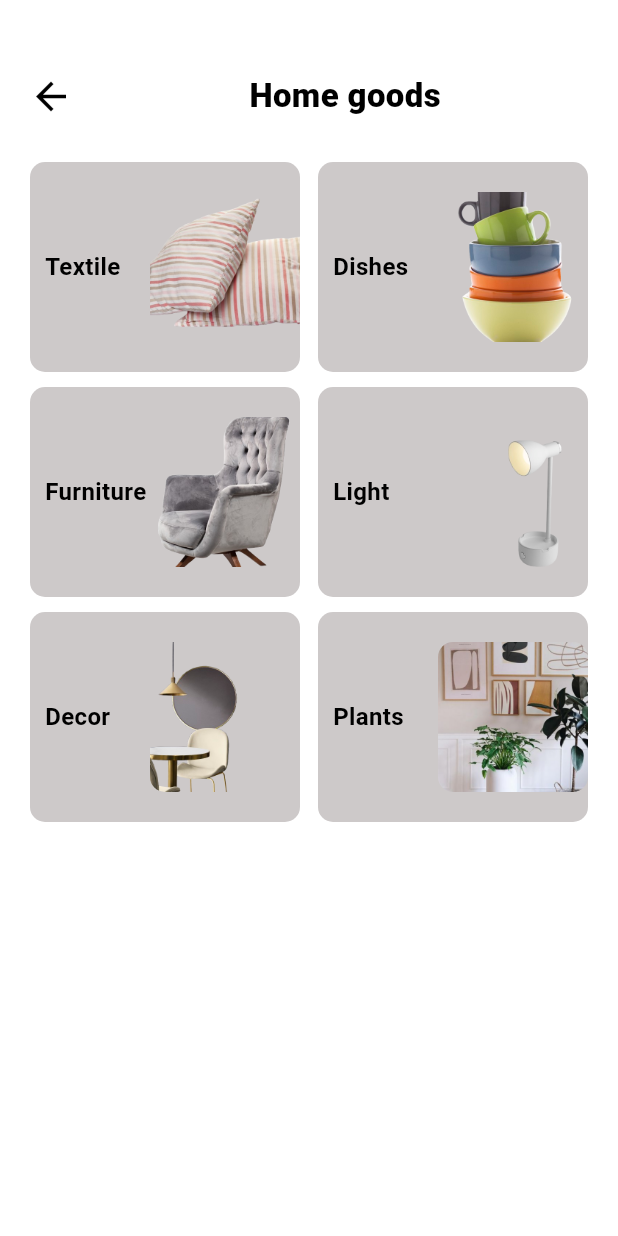
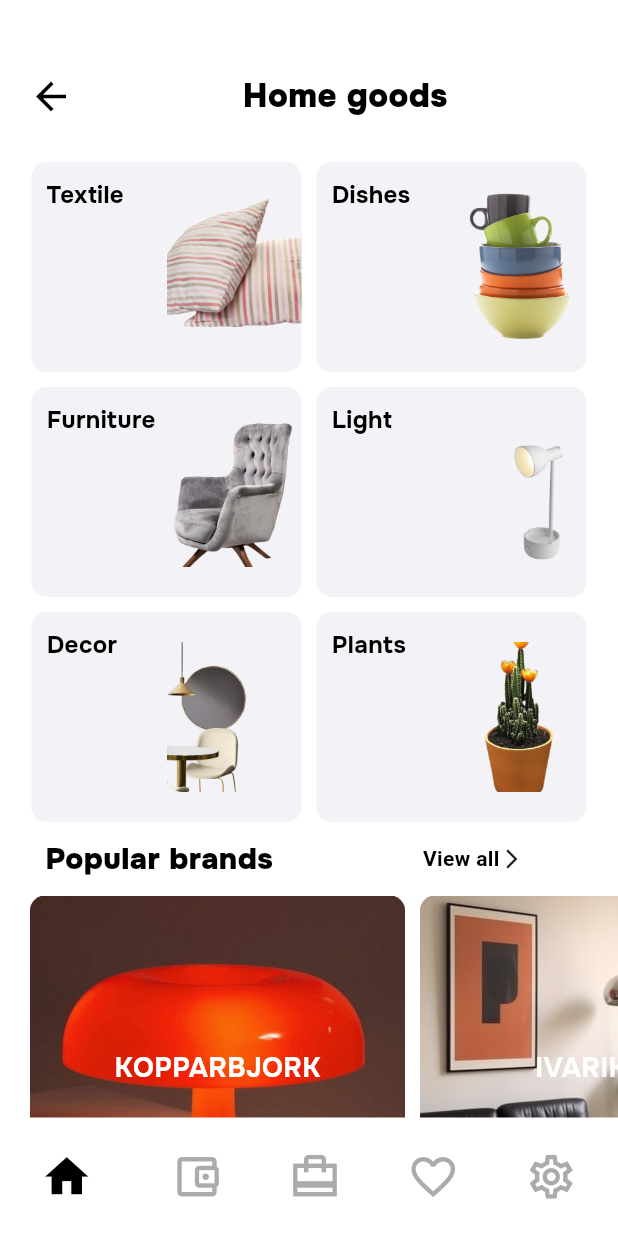
Before and after one commit to Eze-jordan/iapp, a Flutter app: the screen it shows after launch, after a tap on "Home", on a phone screen of 412 x 824 dp. Run offline on Flutter 3.47's test engine with Material 3 defaults, Android fonts, the phone set to English and light mode, and no system bars; drawn by our look-alikes of google_nav_bar.

Commit message:
mise a jour

```diff
--- a/lib/ecran/home_page.dart
+++ b/lib/ecran/home_page.dart
@@ -1,21 +1,75 @@
 import 'package:flutter/material.dart';
+import 'package:google_nav_bar/google_nav_bar.dart';
+import 'package:iapp/ecran/detail.dart';
 import 'package:iapp/ecran/welcome_page.dart';
 
 class HomePage extends StatelessWidget {
   const HomePage({super.key});
 
+  // Fonction pour construire chaque conteneur
+  Widget buildContainer(String text, String imagePath) {
+    return Container(
+      height: 140,
+      width: 180,
+      decoration: BoxDecoration(
+        borderRadius: BorderRadius.circular(10),
+        color: const Color(0xFFF3F3F7),
+      ),
+      child: Row(
+        children: [
+          // Texte aligné en haut à gauche
+          Padding(
+            padding: const EdgeInsets.only(top: 10, left: 10),
+            child: Column(
+              crossAxisAlignment: CrossAxisAlignment.start,
+              children: [
+                Text(
+                  text,
+                  style: const TextStyle(
+                    fontWeight: FontWeight.bold,
+                    fontSize: 16,
+                    color: Colors.black,
+                    fontFamily: 'Onest',
+                  ),
+                ),
+              ],
+            ),
+          ),
+          const Spacer(),
+          // Image alignée au centre à droite
+          Align(
+            alignment: Alignment.centerRight,
+            child: Container(
+              height: 100,
+              width: 90,
+              decoration: BoxDecoration(
+                borderRadius: BorderRadius.circular(10),
+              ),
+              child: ClipRRect(
+                borderRadius: BorderRadius.circular(10),
+                child: Image.asset(
+                  imagePath,
+                  fit: BoxFit.cover,
+                ),
+              ),
+            ),
+          ),
+        ],
+      ),
+    );
+  }
+
   @override
   Widget build(BuildContext context) {
     return Scaffold(
       backgroundColor: Colors.white,
-      body: Column(
+      body: SingleChildScrollView(
+        child: Column(
           children: [
-          // Barre d'en-tête
             Padding(
               padding: const EdgeInsets.only(top: 40, left: 10, right: 10),
               child: Row(
                 children: [
-                // Bouton de retour
                   IconButton(
                     icon: const Icon(
                       Icons.arrow_back_sharp,
@@ -37,286 +91,200 @@ class HomePage extends StatelessWidget {
                       fontSize: 22,
                       color: Color(0xFF000000),
                       fontWeight: FontWeight.w900,
+                      fontFamily: 'Onest',
                     ),
                   ),
                   const Spacer(),
                 ],
               ),
             ),
-
             const SizedBox(height: 20),
-
-          Padding(
+            // Contenus principaux
+            SingleChildScrollView(
+              scrollDirection: Axis.horizontal,
+              child: Padding(
                 padding: const EdgeInsets.symmetric(horizontal: 20),
-            child: Row(
+                child: Column(
+                  children: [
+                    Row(
                       mainAxisAlignment: MainAxisAlignment.spaceBetween,
                       children: [
-                // Premier conteneur
+                        buildContainer('Textile', 'asset/img/textile.png'),
+                        const SizedBox(width: 10),
+                        buildContainer('Dishes', 'asset/img/Dishes.png'),
+                      ],
+                    ),
+                    const SizedBox(height: 10),
+                    Row(
+                      mainAxisAlignment: MainAxisAlignment.spaceBetween,
+                      children: [
+                        buildContainer('Furniture', 'asset/img/Furniture.png'),
+                        const SizedBox(width: 10),
+                        buildContainer('Light', 'asset/img/Light.png'),
+                      ],
+                    ),
+                    const SizedBox(height: 10),
+                    Row(
+                      mainAxisAlignment: MainAxisAlignment.spaceBetween,
+                      children: [
+                        buildContainer('Decor', 'asset/img/Decor.png'),
+                        const SizedBox(width: 10),
+                        buildContainer('Plants', 'asset/img/plant.png'),
+                      ],
+                    ),
+                  ],
+                ),
+              ),
+            ),
+            const Padding(
+              padding: EdgeInsets.symmetric(horizontal: 30, vertical: 10),
+              child: Row(
+                children: [
+                  Text('Popular brands',
+                      style: TextStyle(
+                          color: Color(0xFF000000),
+                          fontWeight: FontWeight.w900,
+                          fontFamily: 'Onest',
+                          fontSize: 20)),
+                  SizedBox(
+                    width: 100,
+                  ),
+                  Text(
+                    "View all",
+                    style: TextStyle(
+                        color: Colors.black, fontWeight: FontWeight.bold),
+                  ),
+                  Icon(Icons.arrow_forward_ios_rounded, size: 16),
+                ],
+              ),
+            ),
+            SingleChildScrollView(
+              scrollDirection: Axis.horizontal,
+              child: Padding(
+                padding: const EdgeInsets.only(left: 20),
+                child: Row(children: [
                   Container(
-                  height: 140,
-                  width: 180,
+                    height: 230,
+                    width: 250,
                     decoration: BoxDecoration(
                       borderRadius: BorderRadius.circular(10),
                       color: const Color(0xFFCDC9C9),
                     ),
-                  child: Row(
+                    child: Stack(
                       children: [
-                      // Texte aligné à gauche
-                      const Padding(
-                        padding: EdgeInsets.only(left: 10),
+                        // Image qui remplit tout le conteneur
+                        ClipRRect(
+                          borderRadius: BorderRadius.circular(10),
+                          child: Image.asset(
+                            "asset/img/KOPPARBJORK.jpg",
+                            fit: BoxFit.cover,
+                            width: double.infinity,
+                            height: double.infinity,
+                          ),
+                        ),
+                        // Texte centré sur l'image
+                        const Align(
+                          alignment: Alignment.center,
                           child: Text(
-                          'Textile',
+                            'KOPPARBJORK',
                             style: TextStyle(
                               fontWeight: FontWeight.bold,
-                            fontSize: 16,
-                            color: Colors.black,
-                          ),
-                        ),
-                      ),
-                      const Spacer(),
-                      // Image alignée à droite
-                      Container(
-                        height: 100,
-                        width: 100,
-                        decoration: BoxDecoration(
-                          borderRadius: BorderRadius.circular(10),
-                        ),
-                        child: ClipRRect(
-                          borderRadius: BorderRadius.circular(10),
-                          child: Image.asset(
-                            "asset/img/textile.png",
-                            fit: BoxFit.cover,
+                              fontSize: 18,
+                              fontFamily: 'Onest',
+                              color: Colors.white,
                             ),
                           ),
                         ),
                       ],
                     ),
                   ),
-
-                Container(
-                  height: 140,
-                  width: 180,
+                  const SizedBox(
+                    width: 10,
+                  ),
+                  GestureDetector(
+                    onTap: () {
+                      Navigator.of(context).push(
+                        MaterialPageRoute(builder: (context) => const Detail()),
+                      );
+                    },
+                    child: Container(
+                      height: 230,
+                      width: 250,
                       decoration: BoxDecoration(
                         borderRadius: BorderRadius.circular(10),
                         color: const Color(0xFFCDC9C9),
                       ),
-                  child: Row(
+                      child: Stack(
                         children: [
-                      const Padding(
-                        padding: EdgeInsets.only(left: 10),
+                          ClipRRect(
+                            borderRadius: BorderRadius.circular(10),
+                            child: Image.asset(
+                              "asset/img/IVAG.jpg",
+                              fit: BoxFit.cover,
+                              width: double.infinity,
+                              height: double.infinity,
+                            ),
+                          ),
+                          const Align(
+                            alignment: Alignment.center,
                             child: Text(
-                          'Dishes',
+                              'IVARIKEAL',
                               style: TextStyle(
                                 fontWeight: FontWeight.bold,
-                            fontSize: 16,
-                            color: Colors.black,
-                          ),
-                        ),
-                      ),
-                      const Spacer(),
-                      // Image alignée à droite
-                      Container(
-                        height: 100,
-                        width: 100,
-                        decoration: BoxDecoration(
-                          borderRadius: BorderRadius.circular(10),
-                        ),
-                        child: ClipRRect(
-                          borderRadius: BorderRadius.circular(10),
-                          child: Image.asset(
-                            "asset/img/Dishes.png",
-                            fit: BoxFit.cover,
+                                fontSize: 18,
+                                fontFamily: 'Onest',
+                                color: Colors.white,
                               ),
                             ),
                           ),
                         ],
                       ),
                     ),
-              ],
                   ),
-          ),
-          const SizedBox(height: 10),
-          Padding(
-            padding: const EdgeInsets.symmetric(horizontal: 20),
-            child: Row(
-              mainAxisAlignment: MainAxisAlignment.spaceBetween,
-              children: [
-                // Premier conteneur
-                Container(
-                  height: 140,
-                  width: 180,
-                  decoration: BoxDecoration(
-                    borderRadius: BorderRadius.circular(10),
-                    color: const Color(0xFFCDC9C9),
-                  ),
-                  child: Row(
-                    children: [
-                      // Texte aligné à gauche
-                      const Padding(
-                        padding: EdgeInsets.only(left: 10),
-                        child: Text(
-                          'Furniture',
-                          style: TextStyle(
-                            fontWeight: FontWeight.bold,
-                            fontSize: 16,
-                            color: Colors.black,
-                          ),
-                        ),
-                      ),
-                      const Spacer(),
-                      // Image alignée à droite
-                      Container(
-                        height: 100,
-                        width: 100,
-                        decoration: BoxDecoration(
-                          borderRadius: BorderRadius.circular(10),
-                        ),
-                        child: ClipRRect(
-                          borderRadius: BorderRadius.circular(10),
-                          child: Image.asset(
-                            "asset/img/Furniture.png",
-                            fit: BoxFit.cover,
-                          ),
+                ]),
               ),
             ),
           ],
         ),
       ),
+      bottomNavigationBar: _buildBottomNavBar(),
+    );
+  }
 
-                Container(
-                  height: 140,
-                  width: 180,
-                  decoration: BoxDecoration(
-                    borderRadius: BorderRadius.circular(10),
-                    color: const Color(0xFFCDC9C9),
+  Widget _buildBottomNavBar() {
+    return Container(
+      color: Colors.white,
+      child: const Padding(
+        padding: EdgeInsets.symmetric(horizontal: 15, vertical: 10),
+        child: GNav(
+          gap: 8,
+          activeColor: Color(0xFF000000),
+          color: Color(0x89656161),
+          padding: EdgeInsets.all(12),
+          tabs: [
+            GButton(
+              icon: Icons.home_sharp,
+              iconSize: 35,
             ),
-                  child: Row(
-                    children: [
-                      const Padding(
-                        padding: EdgeInsets.only(left: 10),
-                        child: Text(
-                          'Light',
-                          style: TextStyle(
-                            fontWeight: FontWeight.bold,
-                            fontSize: 16,
-                            color: Colors.black,
+            GButton(
+              icon: Icons.account_balance_wallet_outlined,
+              iconSize: 35,
             ),
+            GButton(
+              icon: Icons.card_travel_sharp,
+              iconSize: 35,
             ),
+            GButton(
+              icon: Icons.favorite_outline,
+              iconSize: 35,
             ),
-                      const Spacer(),
-                      // Image alignée à droite
-                      Container(
-                        height: 100,
-                        width: 100,
-                        decoration: BoxDecoration(
-                          borderRadius: BorderRadius.circular(10),
-                        ),
-                        child: ClipRRect(
-                          borderRadius: BorderRadius.circular(10),
-                          child: Image.asset(
-                            "asset/img/Light.png",
-                            fit: BoxFit.cover,
-                          ),
-                        ),
+            GButton(
+              icon: Icons.settings_outlined,
+              iconSize: 35,
             ),
           ],
         ),
       ),
-              ],
-            ),
-          ),
-          const SizedBox(height: 10),
-          Padding(
-            padding: const EdgeInsets.symmetric(horizontal: 20),
-            child: Row(
-              mainAxisAlignment: MainAxisAlignment.spaceBetween,
-              children: [
-                // Premier conteneur
-                Container(
-                  height: 140,
-                  width: 180,
-                  decoration: BoxDecoration(
-                    borderRadius: BorderRadius.circular(10),
-                    color: const Color(0xFFCDC9C9),
-                  ),
-                  child: Row(
-                    children: [
-                      // Texte aligné à gauche
-                      const Padding(
-                        padding: EdgeInsets.only(left: 10),
-                        child: Text(
-                          'Decor',
-                          style: TextStyle(
-                            fontWeight: FontWeight.bold,
-                            fontSize: 16,
-                            color: Colors.black,
-                          ),
-                        ),
-                      ),
-                      const Spacer(),
-                      // Image alignée à droite
-                      Container(
-                        height: 100,
-                        width: 100,
-                        decoration: BoxDecoration(
-                          borderRadius: BorderRadius.circular(10),
-                        ),
-                        child: ClipRRect(
-                          borderRadius: BorderRadius.circular(10),
-                          child: Image.asset(
-                            "asset/img/Decor.png",
-                            fit: BoxFit.cover,
-                          ),
-                        ),
-                      ),
-                    ],
-                  ),
-                ),
-
-                Container(
-                  height: 140,
-                  width: 180,
-                  decoration: BoxDecoration(
-                    borderRadius: BorderRadius.circular(10),
-                    color: const Color(0xFFCDC9C9),
-                  ),
-                  child: Row(
-                    children: [
-                      const Padding(
-                        padding: EdgeInsets.only(left: 10),
-                        child: Text(
-                          'Plants',
-                          style: TextStyle(
-                            fontWeight: FontWeight.bold,
-                            fontSize: 16,
-                            color: Colors.black,
-                          ),
-                        ),
-                      ),
-                      const Spacer(),
-                      // Image alignée à droite
-                      Container(
-                        height: 100,
-                        width: 100,
-                        decoration: BoxDecoration(
-                          borderRadius: BorderRadius.circular(10),
-                        ),
-                        child: ClipRRect(
-                          borderRadius: BorderRadius.circular(10),
-                          child: Image.asset(
-                            "asset/img/Plants.jpg",
-                            fit: BoxFit.cover,
-                          ),
-                        ),
-                      ),
-                    ],
-                  ),
-                ),
-              ],
-            ),
-          ),
-        ],
-      ),
     );
   }
 }
--- a/lib/ecran/welcome_page.dart
+++ b/lib/ecran/welcome_page.dart
@@ -11,18 +11,18 @@ class WelcomePage extends StatelessWidget {
       backgroundColor: Colors.white,
       body: SingleChildScrollView(
         child: Padding(
-          padding: const EdgeInsets.only(top: 20),
+          padding: const EdgeInsets.only(top: 10),
           child: Column(
             crossAxisAlignment: CrossAxisAlignment.start,
             children: [
               _buildHeader(),
-              const SizedBox(height: 15),
+              const SizedBox(height: 10),
               _buildSearchBar(),
               const SizedBox(height: 10),
-              _buildCategoryRow(context), // Passé le contexte ici
-              const SizedBox(height: 20),
+              _buildCategoryRow(context),
+              const SizedBox(height: 10),
               _buildPromoBanner(),
-              const SizedBox(height: 20),
+              const SizedBox(height: 10),
               _buildBadgesSection(),
               const SizedBox(height: 15),
               _buildProductRow(),
@@ -49,7 +49,11 @@ class WelcomePage extends StatelessWidget {
                 children: [
                   Text(
                     "Express delivery",
-                    style: TextStyle(fontSize: 16, color: Colors.black54),
+                    style: TextStyle(
+                      fontSize: 16,
+                      color: Colors.black54,
+                      fontFamily: 'Onest',
+                    ),
                   ),
                   Text(
                     "Leipzig Street, 21",
@@ -57,6 +61,7 @@ class WelcomePage extends StatelessWidget {
                       fontWeight: FontWeight.bold,
                       fontSize: 18,
                       color: Colors.black,
+                      fontFamily: 'Onest',
                     ),
                   ),
                 ],
@@ -141,7 +146,11 @@ class WelcomePage extends StatelessWidget {
             const SizedBox(height: 8),
             Text(
               name,
-              style: const TextStyle(fontWeight: FontWeight.bold, fontSize: 20),
+              style: const TextStyle(
+                fontWeight: FontWeight.bold,
+                fontSize: 20,
+                fontFamily: 'Onest',
+              ),
             ),
           ],
         ),
@@ -171,16 +180,18 @@ class WelcomePage extends StatelessWidget {
                   "Down payment 0%",
                   style: TextStyle(
                     fontWeight: FontWeight.w500,
-                    fontSize: 24,
+                    fontSize: 20,
                     color: Colors.white,
+                    fontFamily: 'Onest',
                   ),
                 ),
                 SizedBox(height: 4),
                 Text(
                   "Action from 1 - 30 April",
                   style: TextStyle(
-                    fontSize: 14,
+                    fontSize: 12,
                     color: Colors.white70,
+                    fontFamily: 'Onest',
                   ),
                 ),
               ],
@@ -199,6 +210,7 @@ class WelcomePage extends StatelessWidget {
                 style: TextStyle(
                   fontSize: 19,
                   fontWeight: FontWeight.bold,
+                  fontFamily: 'Onest',
                 ),
               ),
             ),
@@ -225,8 +237,11 @@ class WelcomePage extends StatelessWidget {
             children: [
               Text(
                 "View all",
-                style:
-                    TextStyle(color: Colors.black, fontWeight: FontWeight.bold),
+                style: TextStyle(
+                  color: Colors.black,
+                  fontWeight: FontWeight.bold,
+                  fontFamily: 'Onest',
+                ),
               ),
               Icon(Icons.arrow_forward_ios_rounded, size: 16),
             ],
@@ -310,17 +325,24 @@ class WelcomePage extends StatelessWidget {
                 const Positioned(
                   top: 5,
                   right: 5,
-                  child: CircleAvatar(
-                    backgroundColor: Colors.white,
-                    child: Icon(Icons.favorite_border, color: Colors.black),
-                  ),
+                  child: Icon(Icons.favorite_border, color: Colors.black),
+                ),
+                const Positioned(
+                  bottom: 5,
+                  right: 5,
+                  child:
+                      Icon(Icons.keyboard_control_sharp, color: Colors.black),
                 ),
               ],
             ),
             const SizedBox(height: 8),
             Text(
               name,
-              style: const TextStyle(fontWeight: FontWeight.bold, fontSize: 20),
+              style: const TextStyle(
+                fontWeight: FontWeight.bold,
+                fontSize: 20,
+                fontFamily: 'Onest',
+              ),
             ),
           ],
         ),
```
Also changed, not shown: lib/ecran/detail.dart (added, +253 -0 lines), pubspec.yaml (+4 -4 lines), asset/img/IVAG.jpg (added), asset/img/KOPPARBJORK.jpg (added), asset/img/plant.png (added), asset/img/plant2.jpg (added), font/Onest-VariableFont_wght.ttf (added). Lines whose indentation alone changed are shown as unchanged.
